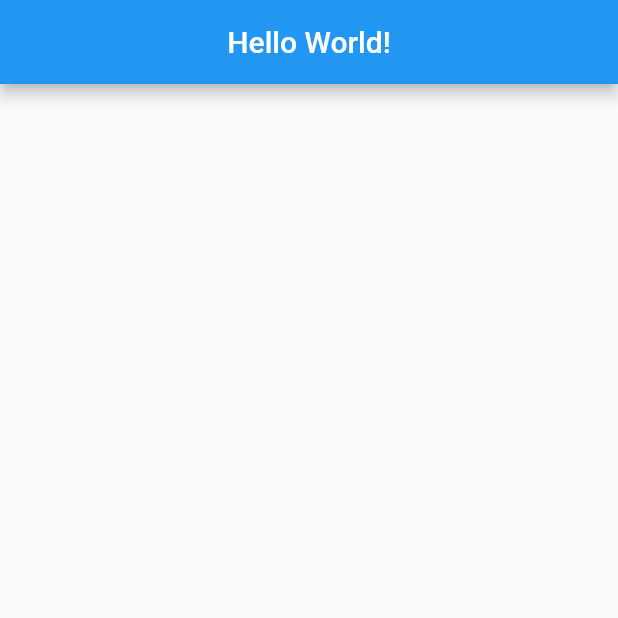
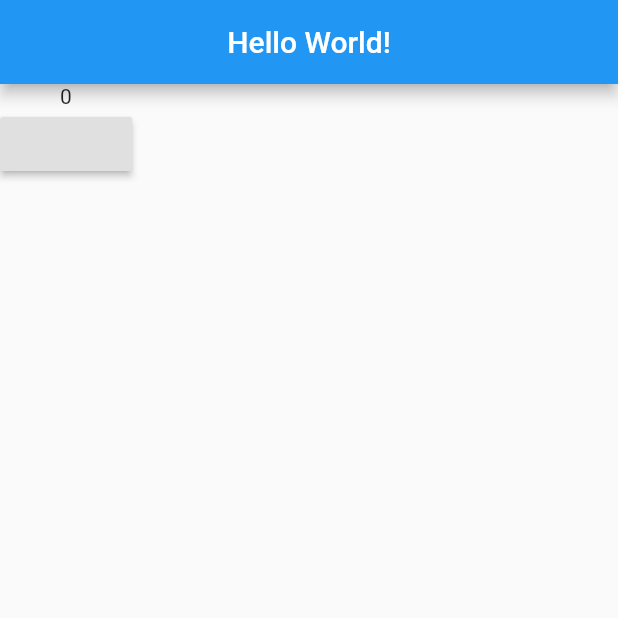
Before and after one commit to EYLeong/photoshare, a Flutter app: the screen it shows after launch, on a phone screen of 412 x 824 dp, the top half of it. Run offline on Flutter 3.47's test engine with Material 2 defaults, Android fonts, the phone set to English and light mode, and no system bars; our stand-ins replace google_sign_in.

```diff
--- a/lib/main.dart
+++ b/lib/main.dart
@@ -1,4 +1,5 @@
 import 'package:flutter/material.dart';
+import 'package:google_sign_in/google_sign_in.dart';
 
 void main() => runApp(MyApp());
 
@@ -6,11 +7,45 @@ class MyApp extends StatelessWidget {
   @override
   Widget build(BuildContext context) {
     return MaterialApp(
-        home: Scaffold(
+      home: HomeScreenWidget(),
+    );
+  }
+}
+
+class HomeScreenWidget extends StatelessWidget {
+  @override
+  Widget build(BuildContext context) {
+    return Scaffold(
       appBar: AppBar(
         title: Text("Hello World!"),
         centerTitle: true,
       ),
-    ));
+      body: CounterWidget(),
+    );
   }
 }
+
+class CounterWidget extends StatefulWidget {
+  @override
+  _CounterWidgetState createState() => _CounterWidgetState();
+}
+
+class _CounterWidgetState extends State<CounterWidget> {
+  int _count = 0;
+
+  void _incrementCount() {
+    setState(() {
+      _count++;
+    });
+  }
+
+  @override
+  Widget build(BuildContext context) {
+    return Column(
+      children: <Widget>[
+        Text('$_count'),
+        RaisedButton(onPressed: _incrementCount),
+      ],
+    );
+  }
+}
--- a/pubspec.yaml
+++ b/pubspec.yaml
@@ -21,6 +21,7 @@ environment:
   sdk: ">=2.7.0 <3.0.0"
 
 dependencies:
+  google_sign_in: ^4.5.1
   flutter:
     sdk: flutter
 
```
Also changed, not shown: pubspec.lock.
